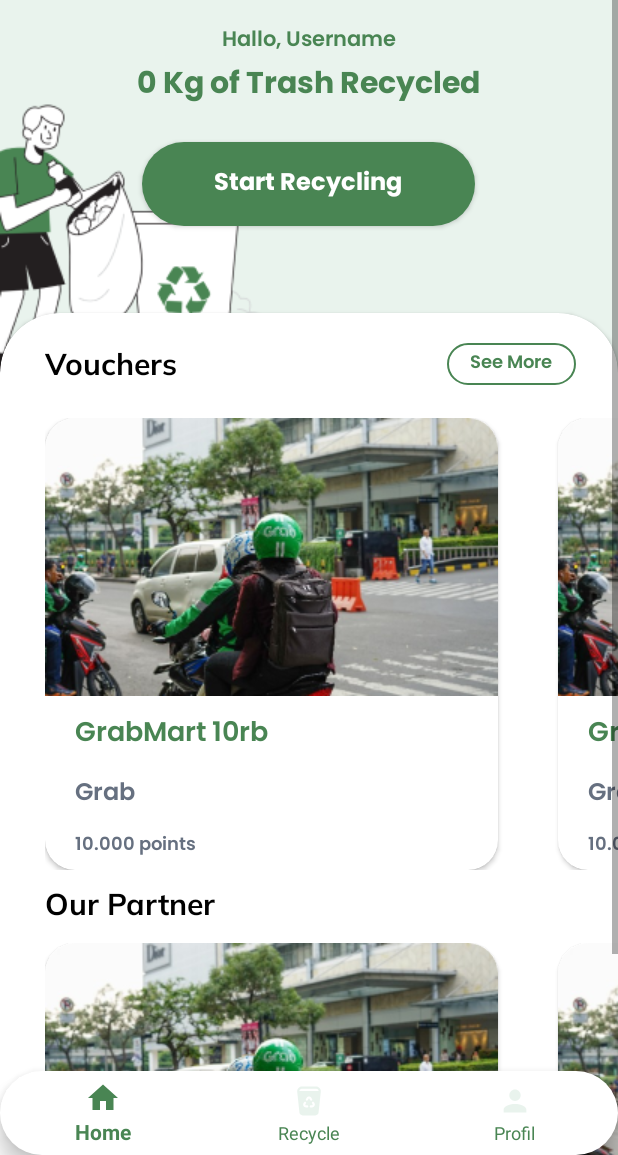
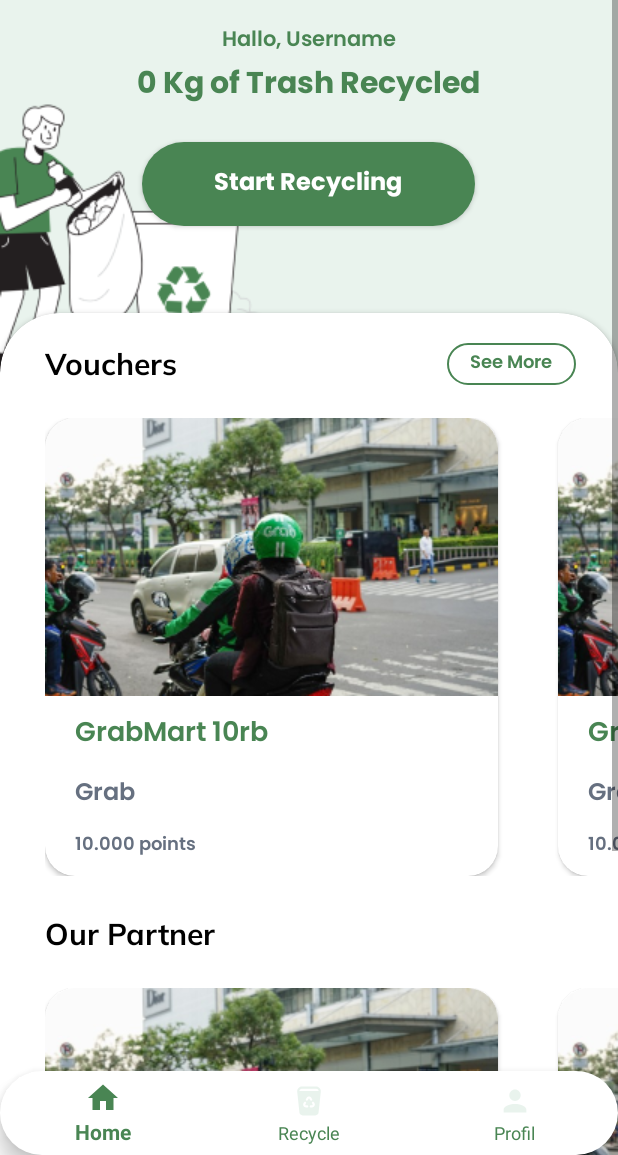
Before and after one commit to RezaConz/Cleaving, an Android app: the HomeFragment screen opened directly, with no data from a screen before it, on a phone screen of 412 x 824 dp, the part 81-1236 px from its top. Run offline under Robolectric (Android 15) with nearby library versions, the phone set to English and light mode, and no system bars; our stand-ins replace Firebase (no records; nobody signed in at launch, a user with empty details on screens opened directly).

Commit message:
Home and Profile

```diff
--- a/app/src/main/java/com/example/cleaving/ProfilFragment.kt
+++ b/app/src/main/java/com/example/cleaving/ProfilFragment.kt
@@ -48,13 +48,6 @@ class ProfilFragment : Fragment(), View.OnClickListener {
     override fun onViewCreated(view: View, savedInstanceState: Bundle?) {
         super.onViewCreated(view, savedInstanceState)
 
-        val user = auth.currentUser
-
-        if (user != null){
-            binding.UsernameProfile.text = user.displayName
-            binding.EmailProfile.text = user.email
-        }
-
         binding.LogoutButton.setOnClickListener(this)
     }
 
--- a/app/src/main/res/layout/fragment_home.xml
+++ b/app/src/main/res/layout/fragment_home.xml
@@ -108,7 +108,8 @@
             android:layout_height="match_parent"
             android:backgroundTint="@color/white"
             app:cardCornerRadius="40dp"
-            android:layout_marginTop="-60dp">
+            android:layout_marginTop="-60dp"
+            android:layout_marginBottom="70dp">
 
             <LinearLayout
                 android:layout_width="wrap_content"
@@ -141,8 +142,8 @@
             </LinearLayout>
 
             <HorizontalScrollView
-                android:layout_width="986dp"
-                android:layout_height="301dp"
+                android:layout_width="match_parent"
+                android:layout_height="match_parent"
                 android:layout_marginTop="70dp"
                 android:layout_marginLeft="30dp">
 
@@ -306,16 +307,16 @@
                 android:layout_width="match_parent"
                 android:layout_height="match_parent"
                 android:paddingStart="30dp"
-                android:layout_marginTop="380dp"
+                android:layout_marginTop="400dp"
                 android:text="Our Partner"
                 android:textSize="20dp"
                 android:fontFamily="@font/mulish_bold"
                 android:textColor="@color/black"/>
 
             <HorizontalScrollView
-                android:layout_width="986dp"
-                android:layout_height="301dp"
-                android:layout_marginTop="420dp"
+                android:layout_width="match_parent"
+                android:layout_height="match_parent"
+                android:layout_marginTop="450dp"
                 android:layout_marginLeft="30dp">
 
                 <LinearLayout
@@ -327,8 +328,7 @@
                         android:layout_width="wrap_content"
                         android:layout_height="wrap_content"
                         app:cardBackgroundColor="@color/white"
-                        app:cardCornerRadius="20dp"
-                        >
+                        app:cardCornerRadius="20dp">
 
                         <LinearLayout
                             android:layout_width="wrap_content"
@@ -358,7 +358,8 @@
                                 android:text="Lorem ipsum dolor sit amet, consectetur \nadipiscing elit, sed do eiusmod tempor \nincididunt ut labore "
                                 android:fontFamily="@font/poppins_semibold"
                                 android:textSize="12dp"
-                                android:textColor="@color/grey"/>
+                                android:textColor="@color/grey"
+                                android:layout_marginBottom="20dp"/>
                         </LinearLayout>
                     </androidx.cardview.widget.CardView>
 
@@ -384,7 +385,7 @@
                                 android:layout_height="wrap_content"
                                 android:layout_marginTop="10dp"
                                 android:paddingStart="20dp"
-                                android:text="GrabMart 10rb"
+                                android:text="Grab"
                                 android:fontFamily="@font/poppins_semibold"
                                 android:textSize="18dp"
                                 android:textColor="@color/cleaving_primary"/>
@@ -397,7 +398,8 @@
                                 android:text="Lorem ipsum dolor sit amet, consectetur \nadipiscing elit, sed do eiusmod tempor \nincididunt ut labore "
                                 android:fontFamily="@font/poppins_semibold"
                                 android:textSize="12dp"
-                                android:textColor="@color/grey"/>
+                                android:textColor="@color/grey"
+                                android:layout_marginBottom="20dp"/>
                         </LinearLayout>
                     </androidx.cardview.widget.CardView>
 
@@ -423,7 +425,7 @@
                                 android:layout_height="wrap_content"
                                 android:layout_marginTop="10dp"
                                 android:paddingStart="20dp"
-                                android:text="GrabMart 10rb"
+                                android:text="Grab"
                                 android:fontFamily="@font/poppins_semibold"
                                 android:textSize="18dp"
                                 android:textColor="@color/cleaving_primary"/>
@@ -436,7 +438,8 @@
                                 android:text="Lorem ipsum dolor sit amet, consectetur \nadipiscing elit, sed do eiusmod tempor \nincididunt ut labore "
                                 android:fontFamily="@font/poppins_semibold"
                                 android:textSize="12dp"
-                                android:textColor="@color/grey"/>
+                                android:textColor="@color/grey"
+                                android:layout_marginBottom="20dp"/>
                         </LinearLayout>
                     </androidx.cardview.widget.CardView>
                 </LinearLayout>
```
